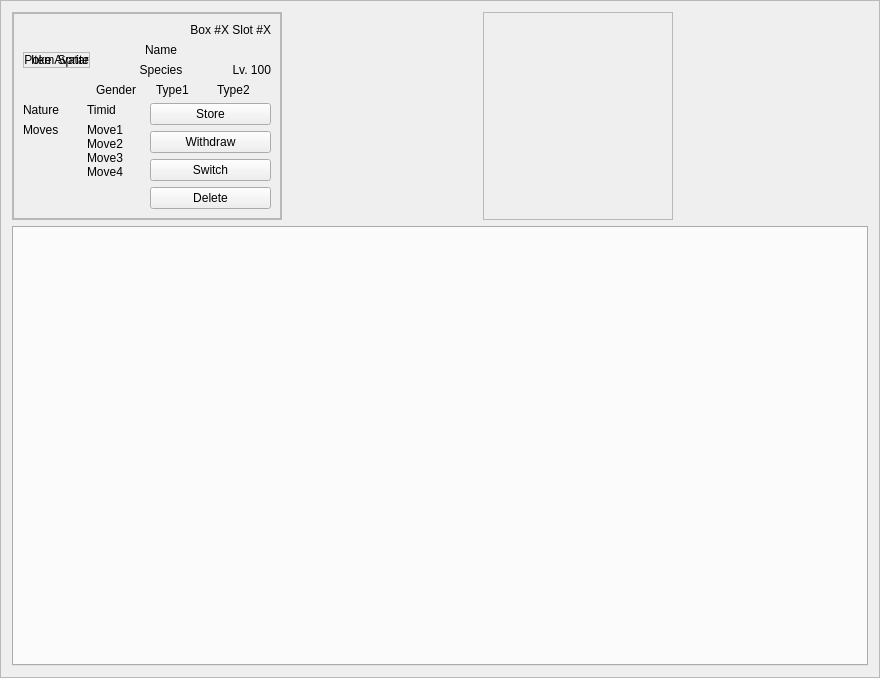
The window that src/Teambuilder/Teambuilder/pokeboxes.ui (po-devs/pokemon-online) describes before a commit, drawn with Qt 5.
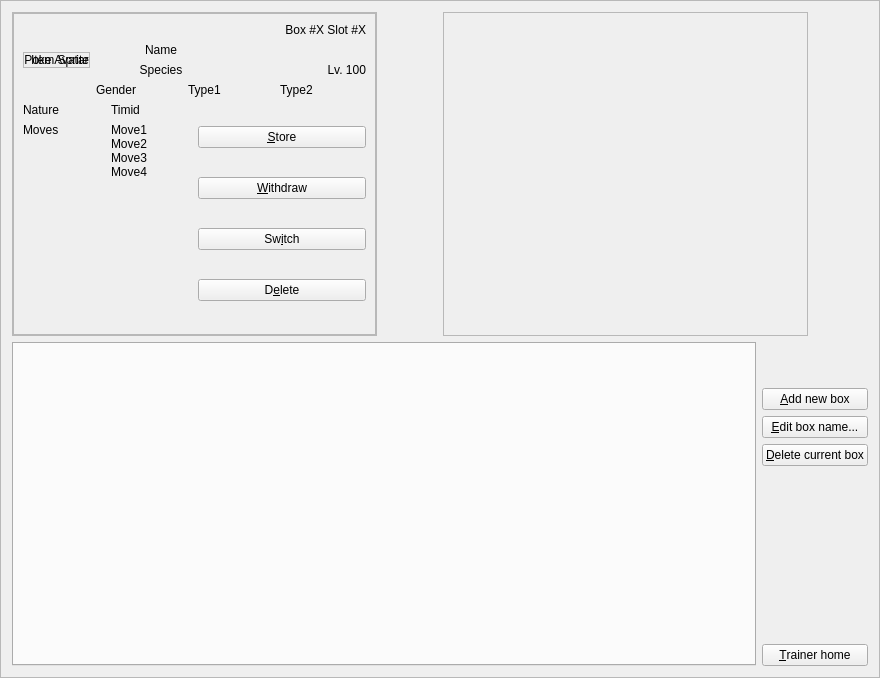
The same window after the commit. Custom widgets are drawn as their Qt base class.

What changed in the file:
```diff
--- a/src/Teambuilder/Teambuilder/pokeboxes.ui
+++ b/src/Teambuilder/Teambuilder/pokeboxes.ui
@@ -19,8 +19,10 @@
   <property name="frameShadow">
    <enum>QFrame::Raised</enum>
   </property>
-  <layout class="QGridLayout" name="gridLayout_3" rowstretch="0,100">
-   <item row="0" column="0">
+  <layout class="QVBoxLayout" name="verticalLayout_5">
+   <item>
+    <layout class="QHBoxLayout" name="horizontalLayout_2">
+     <item>
     <widget class="QFrame" name="selectedFrame">
      <property name="frameShape">
       <enum>QFrame::StyledPanel</enum>
@@ -207,28 +209,28 @@
            <item>
             <widget class="QPushButton" name="storeButton">
              <property name="text">
-              <string>Store</string>
+                <string>&amp;Store</string>
              </property>
             </widget>
            </item>
            <item>
             <widget class="QPushButton" name="withdrawButton">
              <property name="text">
-              <string>Withdraw</string>
+                <string>&amp;Withdraw</string>
              </property>
             </widget>
            </item>
            <item>
             <widget class="QPushButton" name="switchButton">
              <property name="text">
-              <string>Switch</string>
+                <string>Sw&amp;itch</string>
              </property>
             </widget>
            </item>
            <item>
             <widget class="QPushButton" name="deleteButton">
              <property name="text">
-              <string>Delete</string>
+                <string>D&amp;elete</string>
              </property>
             </widget>
            </item>
@@ -240,7 +242,23 @@
      </layout>
     </widget>
    </item>
-   <item row="0" column="2">
+     <item>
+      <spacer name="horizontalSpacer">
+       <property name="orientation">
+        <enum>Qt::Horizontal</enum>
+       </property>
+       <property name="sizeType">
+        <enum>QSizePolicy::Preferred</enum>
+       </property>
+       <property name="sizeHint" stdset="0">
+        <size>
+         <width>60</width>
+         <height>20</height>
+        </size>
+       </property>
+      </spacer>
+     </item>
+     <item>
     <widget class="QFrame" name="teamFrame">
      <property name="frameShape">
       <enum>QFrame::StyledPanel</enum>
@@ -255,44 +273,91 @@
      </layout>
     </widget>
    </item>
-   <item row="1" column="0" colspan="4">
+     <item>
+      <spacer name="horizontalSpacer_2">
+       <property name="orientation">
+        <enum>Qt::Horizontal</enum>
+       </property>
+       <property name="sizeType">
+        <enum>QSizePolicy::Preferred</enum>
+       </property>
+       <property name="sizeHint" stdset="0">
+        <size>
+         <width>60</width>
+         <height>20</height>
+        </size>
+       </property>
+      </spacer>
+     </item>
+    </layout>
+   </item>
+   <item>
+    <layout class="QGridLayout" name="gridLayout_3">
+     <item row="1" column="1">
+      <widget class="QPushButton" name="addBox">
+       <property name="text">
+        <string>&amp;Add new box</string>
+       </property>
+      </widget>
+     </item>
+     <item row="2" column="1">
+      <widget class="QPushButton" name="editBoxName">
+       <property name="text">
+        <string>&amp;Edit box name...</string>
+       </property>
+      </widget>
+     </item>
+     <item row="4" column="1">
+      <spacer name="verticalSpacer">
+       <property name="orientation">
+        <enum>Qt::Vertical</enum>
+       </property>
+       <property name="sizeHint" stdset="0">
+        <size>
+         <width>20</width>
+         <height>40</height>
+        </size>
+       </property>
+      </spacer>
+     </item>
+     <item row="3" column="1">
+      <widget class="QPushButton" name="deleteBox">
+       <property name="text">
+        <string>&amp;Delete current box</string>
+       </property>
+      </widget>
+     </item>
+     <item row="0" column="1">
+      <spacer name="verticalSpacer_2">
+       <property name="orientation">
+        <enum>Qt::Vertical</enum>
+       </property>
+       <property name="sizeType">
+        <enum>QSizePolicy::Preferred</enum>
+       </property>
+       <property name="sizeHint" stdset="0">
+        <size>
+         <width>20</width>
+         <height>40</height>
+        </size>
+       </property>
+      </spacer>
+     </item>
+     <item row="5" column="1">
+      <widget class="QPushButton" name="trainerHome">
+       <property name="text">
+        <string>&amp;Trainer home</string>
+       </property>
+      </widget>
+     </item>
+     <item row="0" column="0" rowspan="6">
     <widget class="QDragReactiveTabWidget" name="boxes">
      <property name="currentIndex">
       <number>-1</number>
      </property>
     </widget>
    </item>
-   <item row="0" column="1">
-    <spacer name="horizontalSpacer">
-     <property name="orientation">
-      <enum>Qt::Horizontal</enum>
-     </property>
-     <property name="sizeType">
-      <enum>QSizePolicy::Preferred</enum>
-     </property>
-     <property name="sizeHint" stdset="0">
-      <size>
-       <width>60</width>
-       <height>20</height>
-      </size>
-     </property>
-    </spacer>
-   </item>
-   <item row="0" column="3">
-    <spacer name="horizontalSpacer_2">
-     <property name="orientation">
-      <enum>Qt::Horizontal</enum>
-     </property>
-     <property name="sizeType">
-      <enum>QSizePolicy::Preferred</enum>
-     </property>
-     <property name="sizeHint" stdset="0">
-      <size>
-       <width>60</width>
-       <height>20</height>
-      </size>
-     </property>
-    </spacer>
+    </layout>
    </item>
   </layout>
  </widget>
```
Lines whose indentation alone changed are shown as unchanged.
